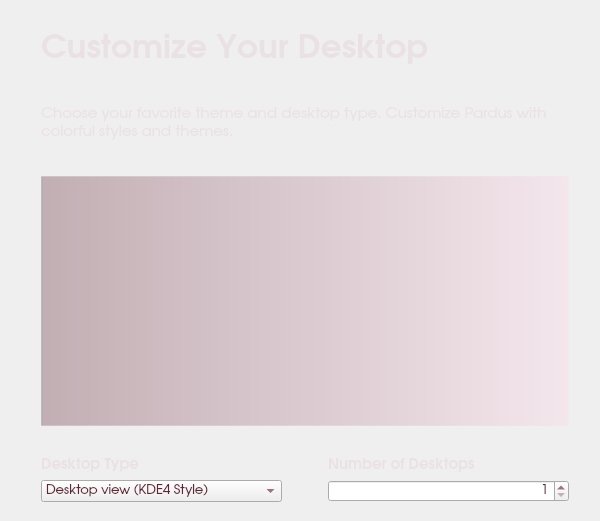
The window that kde/kaptan/src/gui/styleWidget.ui (pars-linux/uludag) describes before a commit, drawn with Qt 5.
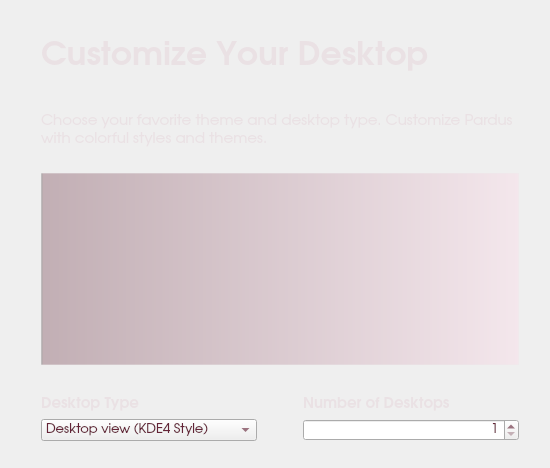
The same window after the commit.

```diff
--- a/kde/kaptan/src/gui/styleWidget.ui
+++ b/kde/kaptan/src/gui/styleWidget.ui
@@ -6,8 +6,8 @@
    <rect>
     <x>0</x>
     <y>0</y>
-    <width>600</width>
-    <height>521</height>
+    <width>550</width>
+    <height>468</height>
    </rect>
   </property>
   <property name="font">
@@ -125,7 +125,7 @@
        <property name="sizeHint" stdset="0">
         <size>
          <width>20</width>
-         <height>30</height>
+         <height>20</height>
         </size>
        </property>
       </spacer>
@@ -135,7 +135,7 @@
        <property name="minimumSize">
         <size>
          <width>0</width>
-         <height>250</height>
+         <height>0</height>
         </size>
        </property>
        <property name="font">
```
